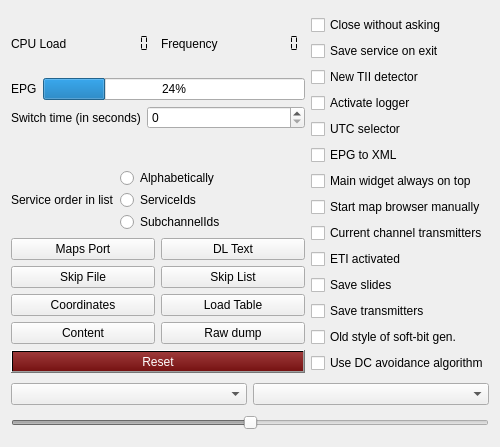
This is forms/config-helper.ui in tomneda/DABstar as Qt 5 draws it before an edit. The edited form follows.
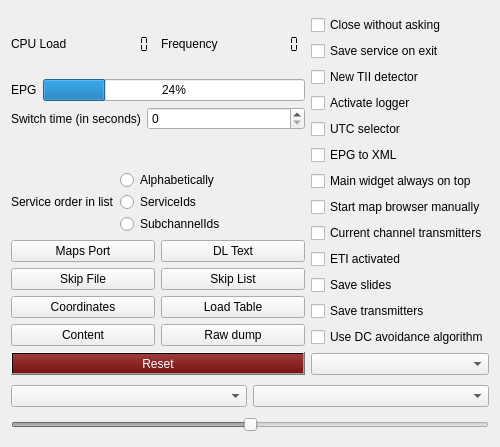
This is the edited form. Custom widgets are drawn as their Qt base class.

Commit message: Add combo box to soft-bit algorithm

Patch:
```diff
--- a/forms/config-helper.ui
+++ b/forms/config-helper.ui
@@ -420,16 +420,6 @@
          </property>
         </widget>
        </item>
-       <item>
-        <widget class="QCheckBox" name="cbOldSoftBitGen">
-         <property name="toolTip">
-          <string>&lt;html&gt;&lt;head/&gt;&lt;body&gt;&lt;p&gt;&lt;span style=&quot; font-weight:600;&quot;&gt;Change bitween new soft-bit calculation for the Viterbi decoder and the old style (box checked).&lt;/span&gt;&lt;/p&gt;&lt;p&gt;This should make a difference in bad reception conditions. See needed RS (Reed-Solomon) correction.&lt;/p&gt;&lt;p&gt;As this is still experimental this check box state is not persistently stored.&lt;/p&gt;&lt;/body&gt;&lt;/html&gt;</string>
-         </property>
-         <property name="text">
-          <string>Old style of soft-bit gen.</string>
-         </property>
-        </widget>
-       </item>
        <item>
         <widget class="QCheckBox" name="cbDcAvoidance">
          <property name="toolTip">
@@ -440,6 +430,13 @@
          </property>
         </widget>
        </item>
+       <item>
+        <widget class="QComboBox" name="cmbSoftBitGen">
+         <property name="toolTip">
+          <string>&lt;html&gt;&lt;head/&gt;&lt;body&gt;&lt;p&gt;&lt;span style=&quot; font-weight:600;&quot;&gt;Select soft-bit generation type&lt;/span&gt;&lt;/p&gt;&lt;p&gt;There are different ideas how to calculate the soft-bit values for the Virterbi decoder. As in some week receiving condition, this could make a change.&lt;/p&gt;&lt;p&gt;See the &amp;quot;Modulation Quality&amp;quot; of the Carrier Plot for the calculation results.&lt;/p&gt;&lt;p&gt;As this is experimental yet, the value is not stored persistently.&lt;/p&gt;&lt;/body&gt;&lt;/html&gt;</string>
+         </property>
+        </widget>
+       </item>
       </layout>
      </item>
     </layout>
```
The commit also changes 7 other files.
